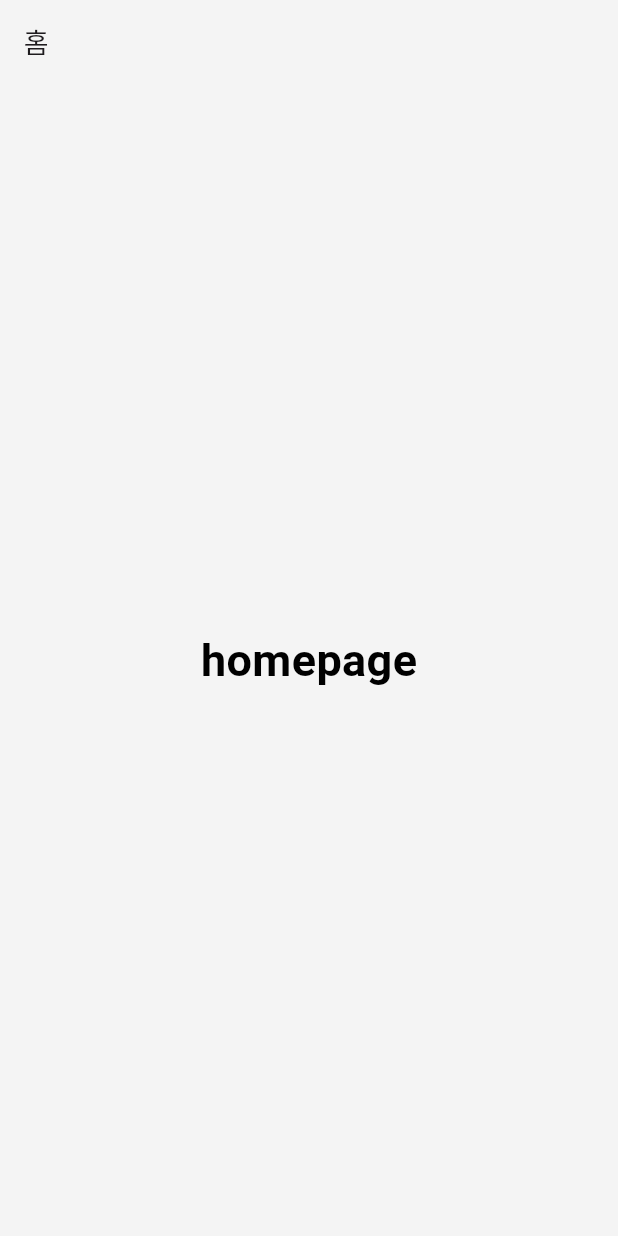
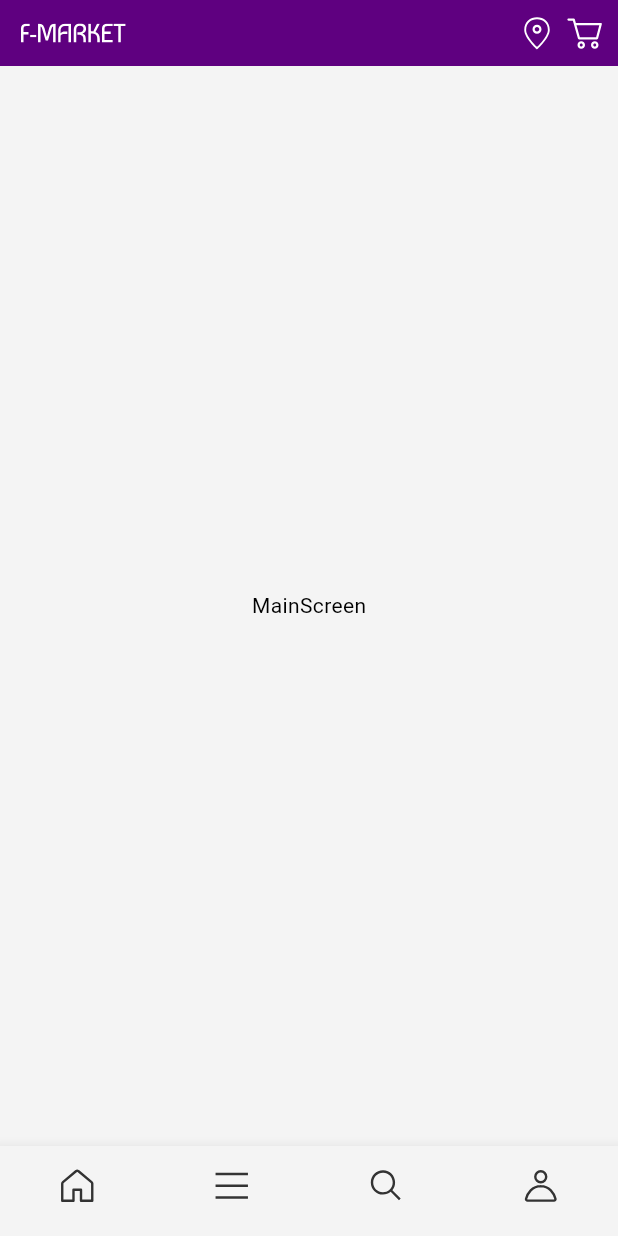
Before and after one commit to seongukHEO/KurlyCloneCording, a Flutter app: the screen it shows after launch, on a phone screen of 412 x 824 dp. Run offline on Flutter 3.47's test engine with Material 3 defaults, Android fonts, the phone set to English and light mode, and no system bars; our stand-ins replace flutter_svg, go_router; Roboto replaces fonts that are missing (Pretendard).

Commit message:
feat : main_screen, Appbar, BottomNavi 기본 틀 구현

```diff
--- /dev/null
+++ b/lib/presentation/main/main_screen.dart
@@ -0,0 +1,58 @@
+import 'package:flutter/cupertino.dart';
+import 'package:flutter/material.dart';
+import 'package:flutter_svg/flutter_svg.dart';
+
+import '../../core/theme/constant/app_icons.dart';
+
+class MainScreen extends StatelessWidget {
+  const MainScreen({super.key});
+
+  @override
+  Widget build(BuildContext context) {
+    return Scaffold(
+      appBar: PreferredSize(
+        preferredSize: Size.fromHeight(44),
+        child: Container(
+          color: Theme.of(context).primaryColor,
+          child: Padding(
+            padding: const EdgeInsets.symmetric(vertical: 6, horizontal: 6),
+            child: AppBar(
+              backgroundColor: Colors.transparent,
+              leading: Padding(
+                padding: const EdgeInsets.all(8.0),
+                child: SvgPicture.asset(AppIcons.mainLogo),
+              ),
+              leadingWidth: 86,
+              actions: [
+                Padding(
+                  padding: const EdgeInsets.all(4.0),
+                  child: SvgPicture.asset(
+                    AppIcons.location,
+                    colorFilter: ColorFilter.mode(Theme.of(context).colorScheme.background, BlendMode.srcIn),),
+                ),
+                Padding(
+                  padding: const EdgeInsets.all(4.0),
+                  child: SvgPicture.asset(
+                    AppIcons.cart,
+                    colorFilter: ColorFilter.mode(Theme.of(context).colorScheme.background, BlendMode.srcIn),),
+                ),
+              ],
+            ),
+          ),
+        )
+      ),
+      body: Center(child: Text("MainScreen"),),
+      bottomNavigationBar: BottomNavigationBar(
+        showUnselectedLabels: false,
+        showSelectedLabels: false,
+        type: BottomNavigationBarType.fixed,
+        items: [
+          BottomNavigationBarItem(icon: SvgPicture.asset(AppIcons.navHome), label: 'home'),
+          BottomNavigationBarItem(icon: SvgPicture.asset(AppIcons.navCategory), label: 'category'),
+          BottomNavigationBarItem(icon: SvgPicture.asset(AppIcons.navSearch), label: 'search'),
+          BottomNavigationBarItem(icon: SvgPicture.asset(AppIcons.navUser), label: 'user'),
+        ],
+      ),
+    );
+  }
+}
--- a/lib/presentation/pages/splash/splash_page.dart
+++ b/lib/presentation/pages/splash/splash_page.dart
@@ -23,7 +23,7 @@ class _SplashPageState extends State<SplashPage> {
     // TODO: implement initState
     super.initState();
     //이걸 bloc로 관리?
-    Timer(Duration(seconds: 2), () => context.go(RoutePath.home));
+    Timer(Duration(seconds: 2), () => context.go(RoutePath.main));
   }
 
   @override
--- a/lib/presentation/routes/route_path.dart
+++ b/lib/presentation/routes/route_path.dart
@@ -1,4 +1,5 @@
 class RoutePath {
-  static const String home = '/home';
+  static const String main = '/';
   static const String splash = '/splash';
+
 }
--- a/lib/presentation/routes/routes.dart
+++ b/lib/presentation/routes/routes.dart
@@ -1,5 +1,6 @@
 import 'package:go_router/go_router.dart';
 
+import '../main/main_screen.dart';
 import '../pages/home/home_page.dart';
 import '../pages/splash/splash_page.dart';
 import 'route_path.dart';
@@ -11,9 +12,9 @@ final GoRouter router = GoRouter(routes: [
       builder: (context, state) => SplashPage()
   ),
   GoRoute(
-      path: RoutePath.home,
-      name: 'home',
-      builder: (context, state) => HomePage()
+      path: RoutePath.main,
+      name: 'main',
+      builder: (context, state) => MainScreen()
   ),
 ],
     initialLocation: RoutePath.splash
```
